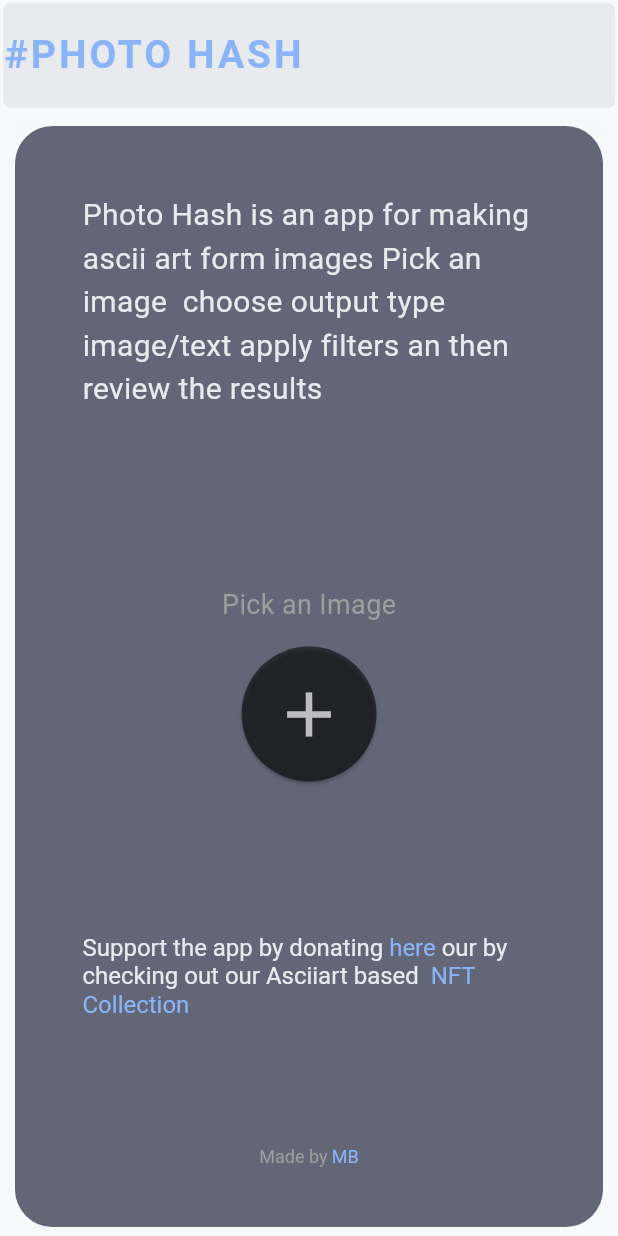
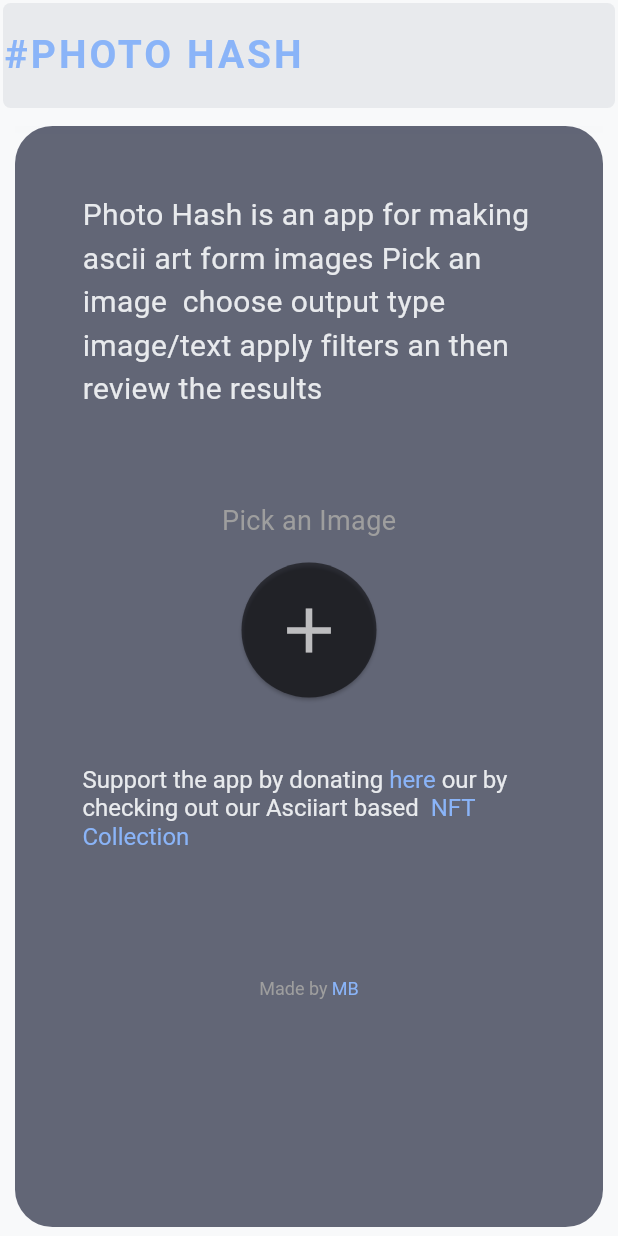
Before and after one commit to mohamedbadrco/photo_hash_m, a Flutter app: the screen it shows after launch, on a phone screen of 412 x 824 dp. Run offline on Flutter 3.47's test engine with Material 3 defaults, Android fonts, the phone set to English and light mode, and no system bars; our stand-ins replace file_picker, syncfusion_flutter_sliders.

Commit message:
Update main.dart

```diff
--- a/lib/main.dart
+++ b/lib/main.dart
@@ -992,7 +992,7 @@ Enter the number of columns or the number of charctars per
     );
     var goback = ElevatedButton(
       style: ElevatedButton.styleFrom(
-          primary: Colors.black.withOpacity(0.6),
+          backgroundColor: Colors.black.withOpacity(0.6),
           shape:
               RoundedRectangleBorder(borderRadius: BorderRadius.circular(80.0)),
           padding: const EdgeInsets.all(0.0)),
@@ -1061,7 +1061,8 @@ Enter the number of columns or the number of charctars per
           ]),
     ));
 
-    var home = Column(children: [
+    var home = SingleChildScrollView(
+      child: Column(children: [
         Container(
           margin: const EdgeInsets.all(5.0),
           padding: const EdgeInsets.all(40.0),
@@ -1079,7 +1080,7 @@ Enter the number of columns or the number of charctars per
             ),
             ElevatedButton(
                 style: ElevatedButton.styleFrom(
-                primary: Colors.black54,
+                  backgroundColor: Colors.black54,
                   shape: const CircleBorder(), //<-- SEE HERE
                   padding: const EdgeInsets.all(20),
                 ),
@@ -1096,11 +1097,12 @@ Enter the number of columns or the number of charctars per
         const Spacer(),
         links1,
         links2
-    ]);
+      ]),
+    );
 
     var change = ElevatedButton(
       style: ElevatedButton.styleFrom(
-          primary: Colors.black.withOpacity(0.6),
+          backgroundColor: Colors.black.withOpacity(0.6),
           shape:
               RoundedRectangleBorder(borderRadius: BorderRadius.circular(80.0)),
           padding: const EdgeInsets.all(0.0)),
@@ -1127,7 +1129,7 @@ Enter the number of columns or the number of charctars per
         padding: const EdgeInsets.all(28.0),
         child: ElevatedButton(
           style: ElevatedButton.styleFrom(
-              primary: Colors.black.withOpacity(0.2),
+              backgroundColor: Colors.black.withOpacity(0.2),
               shape: RoundedRectangleBorder(
                   borderRadius: BorderRadius.circular(80.0)),
               padding: const EdgeInsets.all(0.0)),
@@ -1203,7 +1205,8 @@ Enter the number of columns or the number of charctars per
                       ),
                     ],
                   )),
-              Container(
+            SingleChildScrollView(
+                child: Container(
                     margin: const EdgeInsets.all(10.0),
                     child: ClipRect(
                       child: BackdropFilter(
@@ -1335,6 +1338,7 @@ Enter the number of columns or the number of charctars per
                         ),
                       ),
                     )),
+              ),
             ],
           ),
         ),
```
Lines whose indentation alone changed are shown as unchanged.
